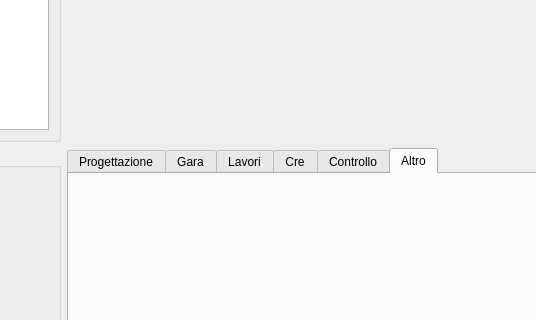
tarateo78/Praticometro, file schedadettaglio.ui: the form before one commit; both pictures show x 647 to 1183 and y 205 to 525 of the 1350 by 700 pixel window.
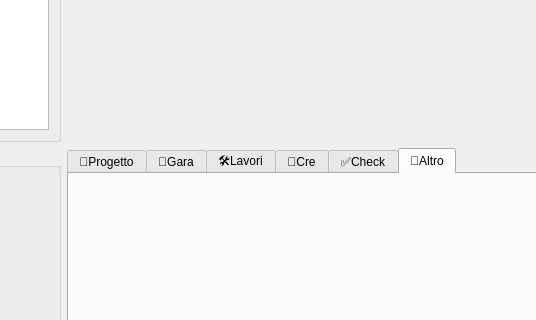
The form after the commit.

```diff
--- a/schedadettaglio.ui
+++ b/schedadettaglio.ui
@@ -104,7 +104,7 @@
            </property>
            <widget class="QWidget" name="tabProgettazione">
             <attribute name="title">
-             <string>Progettazione</string>
+             <string>📐Progetto</string>
             </attribute>
             <layout class="QVBoxLayout" name="verticalLayout_3">
              <item>
@@ -114,7 +114,7 @@
            </widget>
            <widget class="QWidget" name="tabGara">
             <attribute name="title">
-             <string>Gara</string>
+             <string>🏁Gara</string>
             </attribute>
             <layout class="QVBoxLayout" name="verticalLayout_11">
              <item>
@@ -124,7 +124,7 @@
            </widget>
            <widget class="QWidget" name="tabLavori">
             <attribute name="title">
-             <string>Lavori</string>
+             <string>🛠Lavori</string>
             </attribute>
             <layout class="QVBoxLayout" name="verticalLayout_7">
              <item>
@@ -134,7 +134,7 @@
            </widget>
            <widget class="QWidget" name="tabCre">
             <attribute name="title">
-             <string>Cre</string>
+             <string>📌Cre</string>
             </attribute>
             <layout class="QVBoxLayout" name="verticalLayout_8">
              <item>
@@ -144,7 +144,7 @@
            </widget>
            <widget class="QWidget" name="tabControllo">
             <attribute name="title">
-             <string>Controllo</string>
+             <string>✅Check</string>
             </attribute>
             <layout class="QVBoxLayout" name="verticalLayout">
              <item>
@@ -154,7 +154,7 @@
            </widget>
            <widget class="QWidget" name="tabAltro">
             <attribute name="title">
-             <string>Altro</string>
+             <string>🚽Altro</string>
             </attribute>
             <layout class="QVBoxLayout" name="verticalLayout_6">
              <item>
```
